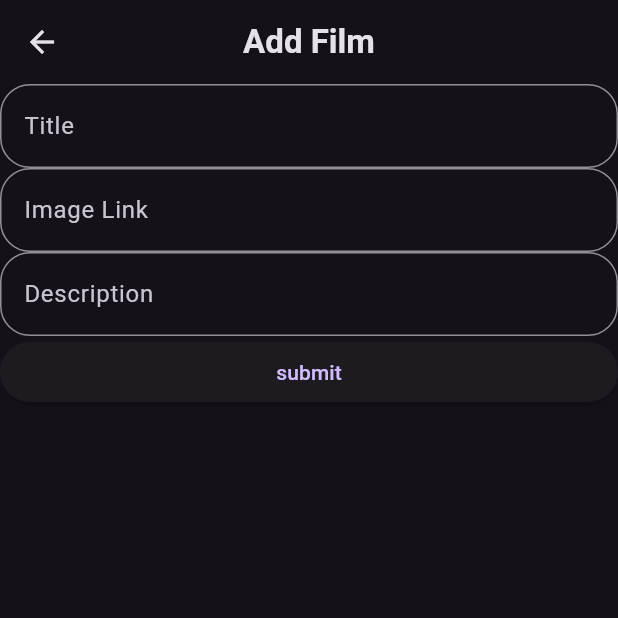
After one commit to Nopalev/ETS-Mobile-Programming, a Flutter app: the screen it shows after launch, after a tap on the "add" icon, on a phone screen of 412 x 824 dp, the top half of it. The commit adds this screen. Run offline on Flutter 3.47's test engine with Material 3 defaults, Android fonts, the phone set to English and light mode, and no system bars; our stand-ins replace sqflite; accounts and stored records are empty; network calls fail.

Commit message:
first submission

```diff
--- a/lib/main.dart
+++ b/lib/main.dart
@@ -1,125 +1,38 @@
+import 'package:ets_ppb/pages/add_film.dart';
+import 'package:ets_ppb/pages/edit_film.dart';
+import 'package:ets_ppb/pages/film_detail.dart';
 import 'package:flutter/material.dart';
+import 'package:ets_ppb/pages/home.dart';
+import 'package:flutter/services.dart';
 
-void main() {
-  runApp(const MyApp());
+void main() async {
+  WidgetsFlutterBinding.ensureInitialized();
+  await SystemChrome.setPreferredOrientations([
+    DeviceOrientation.portraitUp,
+    DeviceOrientation.portraitDown
+  ]);
+  runApp(MyApp());
 }
 
 class MyApp extends StatelessWidget {
-  const MyApp({super.key});
+  MyApp({super.key});
+  final Map<String, Widget Function(BuildContext)> routes = {
+    '/home': (context) => const Home(),
+    '/detail': (context) => const FilmDetail(),
+    '/add': (context) => const AddFilm(),
+    '/edit': (context) => const EditFilm()
+  };
 
   // This widget is the root of your application.
   @override
   Widget build(BuildContext context) {
     return MaterialApp(
-      title: 'Flutter Demo',
-      theme: ThemeData(
-        // This is the theme of your application.
-        //
-        // TRY THIS: Try running your application with "flutter run". You'll see
-        // the application has a purple toolbar. Then, without quitting the app,
-        // try changing the seedColor in the colorScheme below to Colors.green
-        // and then invoke "hot reload" (save your changes or press the "hot
-        // reload" button in a Flutter-supported IDE, or press "r" if you used
-        // the command line to start the app).
-        //
-        // Notice that the counter didn't reset back to zero; the application
-        // state is not lost during the reload. To reset the state, use hot
-        // restart instead.
-        //
-        // This works for code too, not just values: Most code changes can be
-        // tested with just a hot reload.
-        colorScheme: ColorScheme.fromSeed(seedColor: Colors.deepPurple),
-        useMaterial3: true,
-      ),
-      home: const MyHomePage(title: 'Flutter Demo Home Page'),
+      title: 'ETS PPB E',
+      debugShowCheckedModeBanner: false,
+      themeMode: ThemeMode.dark,
+      theme: ThemeData.dark(),
+      initialRoute: '/home',
+      routes: routes,
     );
   }
 }
-
-class MyHomePage extends StatefulWidget {
-  const MyHomePage({super.key, required this.title});
-
-  // This widget is the home page of your application. It is stateful, meaning
-  // that it has a State object (defined below) that contains fields that affect
-  // how it looks.
-
-  // This class is the configuration for the state. It holds the values (in this
-  // case the title) provided by the parent (in this case the App widget) and
-  // used by the build method of the State. Fields in a Widget subclass are
-  // always marked "final".
-
-  final String title;
-
-  @override
-  State<MyHomePage> createState() => _MyHomePageState();
-}
-
-class _MyHomePageState extends State<MyHomePage> {
-  int _counter = 0;
-
-  void _incrementCounter() {
-    setState(() {
-      // This call to setState tells the Flutter framework that something has
-      // changed in this State, which causes it to rerun the build method below
-      // so that the display can reflect the updated values. If we changed
-      // _counter without calling setState(), then the build method would not be
-      // called again, and so nothing would appear to happen.
-      _counter++;
-    });
-  }
-
-  @override
-  Widget build(BuildContext context) {
-    // This method is rerun every time setState is called, for instance as done
-    // by the _incrementCounter method above.
-    //
-    // The Flutter framework has been optimized to make rerunning build methods
-    // fast, so that you can just rebuild anything that needs updating rather
-    // than having to individually change instances of widgets.
-    return Scaffold(
-      appBar: AppBar(
-        // TRY THIS: Try changing the color here to a specific color (to
-        // Colors.amber, perhaps?) and trigger a hot reload to see the AppBar
-        // change color while the other colors stay the same.
-        backgroundColor: Theme.of(context).colorScheme.inversePrimary,
-        // Here we take the value from the MyHomePage object that was created by
-        // the App.build method, and use it to set our appbar title.
-        title: Text(widget.title),
-      ),
-      body: Center(
-        // Center is a layout widget. It takes a single child and positions it
-        // in the middle of the parent.
-        child: Column(
-          // Column is also a layout widget. It takes a list of children and
-          // arranges them vertically. By default, it sizes itself to fit its
-          // children horizontally, and tries to be as tall as its parent.
-          //
-          // Column has various properties to control how it sizes itself and
-          // how it positions its children. Here we use mainAxisAlignment to
-          // center the children vertically; the main axis here is the vertical
-          // axis because Columns are vertical (the cross axis would be
-          // horizontal).
-          //
-          // TRY THIS: Invoke "debug painting" (choose the "Toggle Debug Paint"
-          // action in the IDE, or press "p" in the console), to see the
-          // wireframe for each widget.
-          mainAxisAlignment: MainAxisAlignment.center,
-          children: <Widget>[
-            const Text(
-              'You have pushed the button this many times:',
-            ),
-            Text(
-              '$_counter',
-              style: Theme.of(context).textTheme.headlineMedium,
-            ),
-          ],
-        ),
-      ),
-      floatingActionButton: FloatingActionButton(
-        onPressed: _incrementCounter,
-        tooltip: 'Increment',
-        child: const Icon(Icons.add),
-      ), // This trailing comma makes auto-formatting nicer for build methods.
-    );
-  }
-}
--- /dev/null
+++ b/lib/model/film.dart
@@ -0,0 +1,66 @@
+const String tableName = 'film';
+
+class FilmFields {
+  static final List<String> values = [
+    id, title, added, cover, description
+  ];
+
+  static const String id = '_id';
+  static const String title = 'title';
+  static const String added = 'added';
+  static const String cover = 'cover';
+  static const String description = 'description';
+}
+
+class Film{
+  final int? id;
+  final String title;
+  final DateTime added;
+  final String cover;
+  final String description;
+
+  const Film({
+    this.id,
+    required this.title,
+    required this.added,
+    required this.cover,
+    required this.description
+  });
+
+  Map<String, Object?> toJson() {
+    Map<String, Object?> json = {
+      FilmFields.id : id,
+      FilmFields.title: title,
+      FilmFields.added: added.toIso8601String(),
+      FilmFields.cover: cover,
+      FilmFields.description: description
+    };
+    return json;
+  }
+
+  static Film fromJson(Map<String, Object?> json){
+    return Film(
+      id: json[FilmFields.id] as int?,
+      title: json[FilmFields.title] as String,
+      added: DateTime.parse(json[FilmFields.added] as String),
+      cover: json[FilmFields.cover] as String,
+      description: json[FilmFields.description] as String
+    );
+  }
+
+  Film copy({
+    int? id,
+    String? title,
+    DateTime? added,
+    String? cover,
+    String? description})
+  {
+    return Film(
+      id: id ?? this.id,
+      title: title ?? this.title,
+      added: added ?? this.added,
+      cover: cover ?? this.cover,
+      description: description ?? this.description
+    );
+  }
+}
--- /dev/null
+++ b/lib/pages/add_film.dart
@@ -0,0 +1,80 @@
+import 'package:ets_ppb/model/film.dart';
+import 'package:ets_ppb/services/film_db.dart';
+import 'package:flutter/material.dart';
+
+class AddFilm extends StatefulWidget {
+  const AddFilm({super.key});
+
+  @override
+  State<AddFilm> createState() => _AddFilmState();
+}
+
+class _AddFilmState extends State<AddFilm> {
+  String? title, link, description;
+
+  @override
+  Widget build(BuildContext context) {
+    return Scaffold(
+      appBar: AppBar(
+        title:  const Text(
+          'Add Film',
+          style: TextStyle(
+              fontWeight: FontWeight.bold
+          ),
+        ),
+        centerTitle: true,
+      ),
+      body: ListView(
+        children: <Widget> [
+          TextField(
+            decoration: InputDecoration(
+              hintText: 'Title',
+              border: OutlineInputBorder(
+                  borderRadius: BorderRadius.circular(20)
+              ),
+            ),
+            onChanged: (query){
+              setState(() {
+                title = query;
+              });
+            },
+          ),
+          TextField(
+            decoration: InputDecoration(
+              hintText: 'Image Link',
+              border: OutlineInputBorder(
+                  borderRadius: BorderRadius.circular(20)
+              ),
+            ),
+            onChanged: (query){
+              setState(() {
+                link = query;
+              });
+            },
+          ),
+          TextField(
+            decoration: InputDecoration(
+              hintText: 'Description',
+              border: OutlineInputBorder(
+                  borderRadius: BorderRadius.circular(20)
+              ),
+            ),
+            onChanged: (query){
+              setState(() {
+                description = query;
+              });
+            },
+          ),
+          ElevatedButton(
+            onPressed: () async {
+              Film film = Film(title: title.toString(), added: DateTime.now(), cover: link.toString(), description: description.toString());
+              await FilmDatabase.instance.create(film);
+              Navigator.pushReplacementNamed(context, 'home');
+            },
+            child: const Text('submit')
+          )
+        ],
+      ),
+    );
+  }
+}
--- /dev/null
+++ b/lib/pages/edit_film.dart
@@ -0,0 +1,79 @@
+import 'package:ets_ppb/model/film.dart';
+import 'package:ets_ppb/services/film_db.dart';
+import 'package:flutter/material.dart';
+
+class EditFilm extends StatefulWidget {
+  const EditFilm({super.key});
+
+  @override
+  State<EditFilm> createState() => _EditFilmState();
+}
+
+class _EditFilmState extends State<EditFilm> {
+  String? title, link, description;
+  @override
+  Widget build(BuildContext context) {
+    return Scaffold(
+      appBar: AppBar(
+        title:  const Text(
+          'Edit Film',
+          style: TextStyle(
+              fontWeight: FontWeight.bold
+          ),
+        ),
+        centerTitle: true,
+      ),
+      body: ListView(
+        children: <Widget> [
+          TextField(
+            decoration: InputDecoration(
+              hintText: 'Title',
+              border: OutlineInputBorder(
+                  borderRadius: BorderRadius.circular(20)
+              ),
+            ),
+            onChanged: (query){
+              setState(() {
+                title = query;
+              });
+            },
+          ),
+          TextField(
+            decoration: InputDecoration(
+              hintText: 'Image Link',
+              border: OutlineInputBorder(
+                  borderRadius: BorderRadius.circular(20)
+              ),
+            ),
+            onChanged: (query){
+              setState(() {
+                link = query;
+              });
+            },
+          ),
+          TextField(
+            decoration: InputDecoration(
+              hintText: 'Description',
+              border: OutlineInputBorder(
+                  borderRadius: BorderRadius.circular(20)
+              ),
+            ),
+            onChanged: (query){
+              setState(() {
+                description = query;
+              });
+            },
+          ),
+          ElevatedButton(
+              onPressed: () async {
+                Film film = Film(title: title.toString(), added: DateTime.now(), cover: link.toString(), description: description.toString());
+                await FilmDatabase.instance.update(film);
+                Navigator.pushReplacementNamed(context, 'home');
+              },
+              child: const Text('submit')
+          )
+        ],
+      ),
+    );
+  }
+}
--- /dev/null
+++ b/lib/pages/home.dart
@@ -0,0 +1,119 @@
+
+import 'package:ets_ppb/services/film_db.dart';
+import 'package:flutter/material.dart';
+import 'package:ets_ppb/model/film.dart';
+
+class Home extends StatefulWidget {
+  const Home({super.key});
+
+  @override
+  State<Home> createState() => _HomeState();
+}
+
+class _HomeState extends State<Home> {
+  List<Film>? films;
+  bool isLoading = false;
+
+  Future refresh() async {
+    setState(() {
+      isLoading = true;
+    });
+
+    films = await FilmDatabase.instance.readAll();
+
+    setState(() {
+      isLoading = false;
+    });
+  }
+
+  @override
+  void initState() {
+    super.initState();
+
+    refresh();
+  }
+
+  @override
+  void dispose() {
+    FilmDatabase.instance.close();
+
+    super.dispose();
+  }
+
+  @override
+  Widget build(BuildContext context) {
+    return Scaffold(
+      appBar: AppBar(
+        title:  const Text(
+          'My Film List',
+          style: TextStyle(
+              fontWeight: FontWeight.bold
+          ),
+        ),
+        centerTitle: true,
+      ),
+      body: Center(
+        child: (isLoading) ? const CircularProgressIndicator() :
+        (films!.isEmpty) ?
+            const Text(
+              'Please Add Your Favorite Film First',
+              textAlign: TextAlign.center,
+              style: TextStyle(
+                  fontSize: 36,
+                  fontWeight: FontWeight.w400
+              ),
+            ):
+        Expanded(
+          child: ListView.builder(
+            itemCount: films!.length,
+            itemBuilder: (context, index){
+              return Center(
+                child: ListTile(
+                  leading: CircleAvatar(
+                    backgroundImage: NetworkImage(films![index].cover),
+                  ),
+                  title: Center(
+                    child: Text(
+                      films![index].title,
+                      style: const TextStyle(
+                          fontSize: 24,
+                          fontWeight: FontWeight.w400
+                      ),
+                    ),
+                  ),
+                  subtitle: Center(
+                    child: Text(
+                      films![index].description,
+                      style: const TextStyle(
+                          fontSize: 12
+                      ),
+                    ),
+                  ),
+                  trailing: IconButton(
+                    onPressed: () async {
+                      await FilmDatabase.instance.delete(index);
+                      refresh();
+                    },
+                    icon: const Icon(Icons.delete),
+                  ),
+                  onTap: (){
+                    Navigator.pushReplacementNamed(context, '/detail', arguments: index);
+                  },
+                ),
+              );
+            }
+          ),
+        ),
+      ),
+      floatingActionButton: FloatingActionButton(
+        shape: RoundedRectangleBorder(
+            borderRadius: BorderRadius.circular(100)
+        ),
+        onPressed: () {
+          Navigator.pushNamed(context, '/add');
+        },
+        child: const Icon(Icons.add),
+      ),
+    );
+  }
+}
--- /dev/null
+++ b/lib/services/film_db.dart
@@ -0,0 +1,100 @@
+import 'package:path/path.dart';
+import 'package:sqflite/sqflite.dart';
+import 'package:ets_ppb/model/film.dart';
+import 'dart:async';
+
+class FilmDatabase{
+  static final FilmDatabase instance = FilmDatabase._init();
+
+  static Database? _database;
+
+  FilmDatabase._init();
+
+  Future<Database> get database async {
+    if (_database != null) return _database!;
+
+    _database = await _initDB('notes.db');
+    return _database!;
+  }
+
+  Future<Database> _initDB(String filePath) async {
+    final dbPath = await getDatabasesPath();
+    final path = join(dbPath, filePath);
+
+    return await openDatabase(path, version: 1, onCreate:  _createDB);
+  }
+
+  Future _createDB(Database db, int version) async {
+    const idType = 'INTEGER PRIMARY KEY AUTOINCREMENT';
+    const textType = 'TEXT NOT NULL';
+
+    await db.execute(
+'''
+CREATE TABLE $tableName (
+  ${FilmFields.id} $idType,
+  ${FilmFields.title} $textType,
+  ${FilmFields.added} $textType,
+  ${FilmFields.cover} $textType,
+  ${FilmFields.description} $textType
+)
+'''
+    );
+  }
+
+  Future<Film> create(Film film) async {
+    final db = await instance.database;
+    final id = await db.insert(tableName, film.toJson());
+
+    return film.copy(id: id);
+  }
+
+  Future<Film> read(int id) async {
+    final db = await instance.database;
+
+    final maps = await db.query(
+      tableName,
+      columns: FilmFields.values,
+      where: '${FilmFields.id} = ?',
+      whereArgs: [id]
+    );
+
+    if(maps.isNotEmpty){
+      return Film.fromJson(maps.first);
+    }
+    else{
+      throw Exception('Film with ID $id cannot be found');
+    }
+  }
+
+  Future<List<Film>> readAll() async {
+    final db = await instance.database;
+    const orderBY = '${FilmFields.added} ASC';
+    final result = await db.query(tableName, orderBy: orderBY);
+
+    return result.map((json) => Film.fromJson(json)).toList();
+  }
+
+  Future<int> update(Film film) async {
+    final db = await instance.database;
+    return db.update(
+      tableName,
+      film.toJson(),
+      where: '${FilmFields.id} = ?',
+      whereArgs: [film.id]
+    );
+  }
+
+  Future<int> delete(int id) async {
+    final db = await instance.database;
+    return await db.delete(
+      tableName,
+      where: '${FilmFields.id} = ?',
+      whereArgs: [id]
+    );
+  }
+
+  Future close() async {
+    final db = await instance.database;
+    db.close();
+  }
+}
--- a/pubspec.yaml
+++ b/pubspec.yaml
@@ -30,6 +30,8 @@ environment:
 dependencies:
   flutter:
     sdk: flutter
+  sqflite: ^2.3.3
+  path: ^1.9.0
 
 
   # The following adds the Cupertino Icons font to your application.
```
Also changed, not shown: lib/pages/film_detail.dart (added, +31 -0 lines), pubspec.lock, 1 other file.
